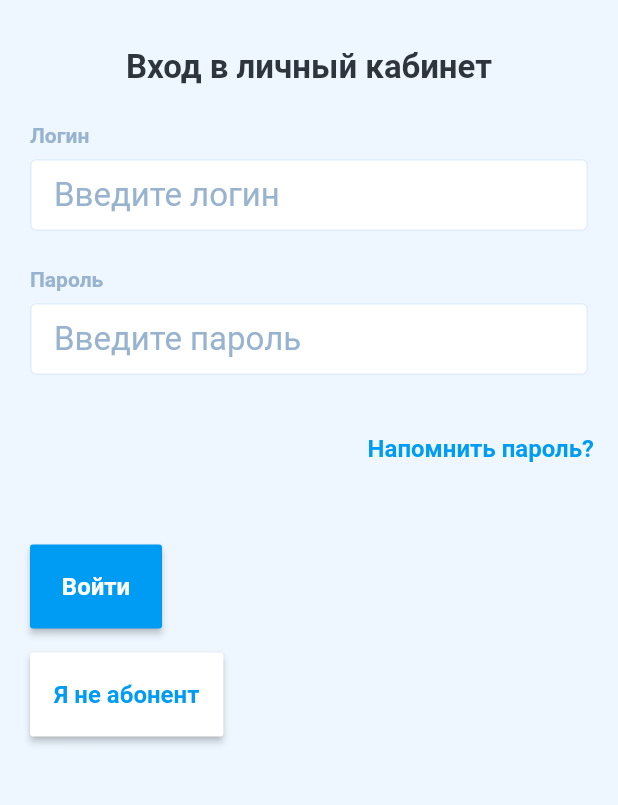
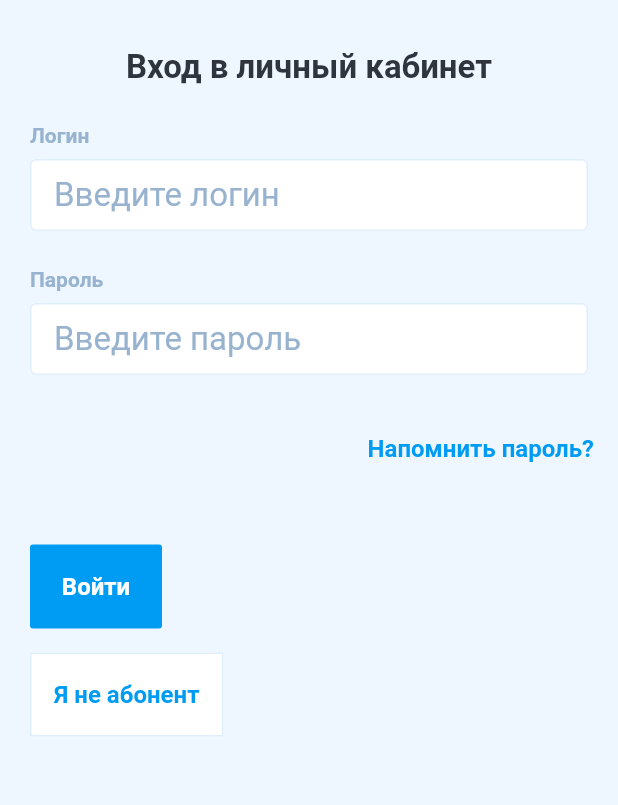
Before and after one commit to andyarus/flutter-my_app, a Flutter app: the screen it shows after launch, on a phone screen of 412 x 824 dp, the part 168-973 px from its top. Run offline on Flutter 3.47's test engine with Material 2 defaults, Android fonts, the phone set to English and light mode, and no system bars; Roboto replaces fonts that are missing (ProximaNova).

Commit message:
Colors fixs

```diff
--- a/lib/main.dart
+++ b/lib/main.dart
@@ -23,7 +23,16 @@ class MyApp extends StatelessWidget {
         // or simply save your changes to "hot reload" in a Flutter IDE).
         // Notice that the counter didn't reset back to zero; the application
         // is not restarted.
-        primarySwatch: Colors.green,
+
+        primarySwatch: Colors.blue,
+
+        // // for iOS
+        // cupertinoOverrideTheme: CupertinoThemeData(
+        //   primaryColor: Colors.red,
+        // ),
+        // // for others(Android, Fuchsia)
+        // cursorColor: Colors.red,
+
       ),
       home: MyHomePage(title: 'Flutter Demo Home Page'),
     );
@@ -168,7 +177,7 @@ class _MyHomePageState extends State<MyHomePage> {
                     ),
 
                     //focusedBorder: ,
-                    //border: ,
+                    border: InputBorder.none,
 
                     filled: true,
                     fillColor: Colors.white,
@@ -213,7 +222,7 @@ class _MyHomePageState extends State<MyHomePage> {
                     ),
 
                     //focusedBorder: ,
-                    //border: ,
+                    border: InputBorder.none,
 
                     filled: true,
                     fillColor: Colors.white,
@@ -291,9 +300,10 @@ class _MyHomePageState extends State<MyHomePage> {
                 margin: const EdgeInsets.only(left: 20, top: 40, right: 20),
                 width: App.size(context).width,
                 height: 56,
-                child: new RaisedButton(
+                child: new FlatButton(
+                //child: new RaisedButton(
                   color: AppColor.blue,
-                  textColor: Colors.white,
+                  textColor: TextColor.white,
                   onPressed: () {
                     print('signin clicked');
                   },
@@ -313,9 +323,20 @@ class _MyHomePageState extends State<MyHomePage> {
                 margin: const EdgeInsets.only(left: 20, top: 16, right: 20),
                 width: App.size(context).width,
                 height: 56,
-                child: RaisedButton(
+                child: new FlatButton(
+                //child: new OutlineButton(
+                //child: new RaisedButton(
                   color: Colors.white,
-                  textColor: Colors.blue,
+                  textColor: TextColor.blue,
+
+                  shape: RoundedRectangleBorder(
+                    side: BorderSide(
+                      color: TextFieldColor.border, //Color of the border
+                      style: BorderStyle.solid, //Style of the border
+                      width: 1.0, //width of the border
+                    ),
+                  ),
+
                   onPressed: () {
                     print('notuser clicked');
                   },
```
